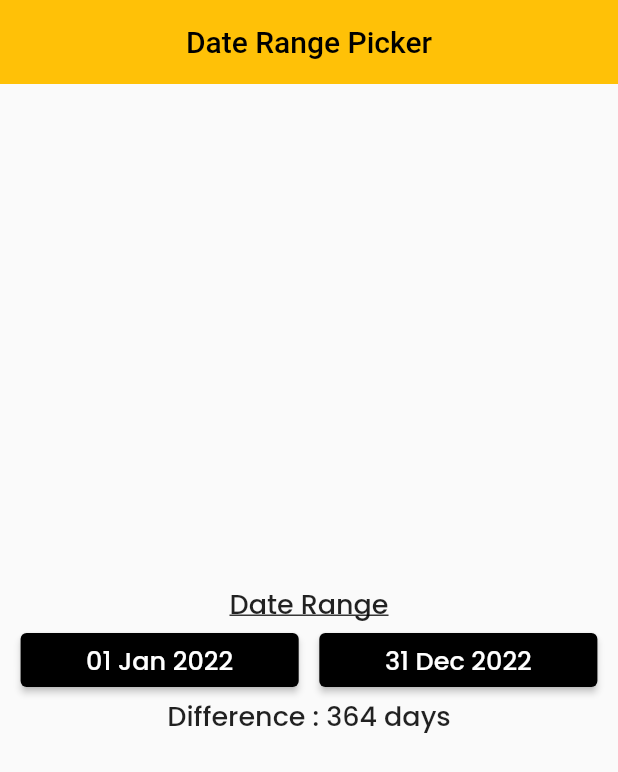
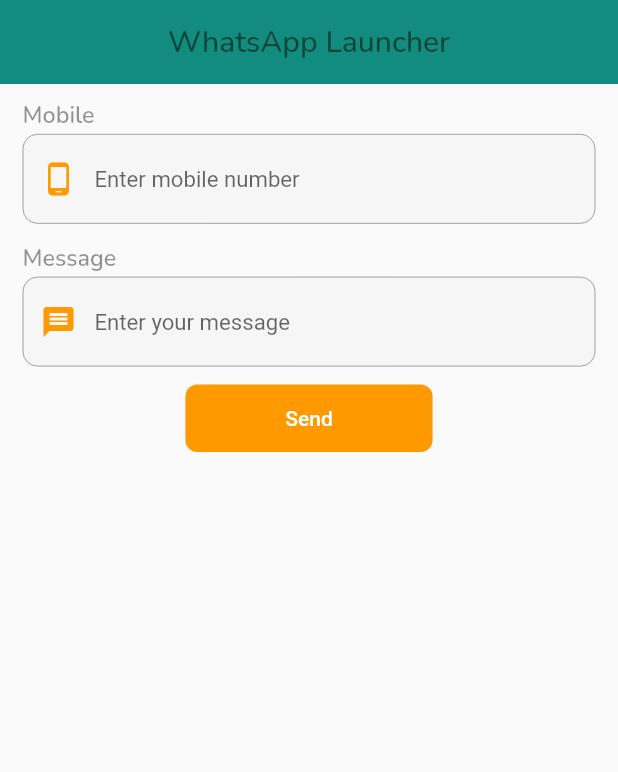
Before and after one commit to sahil078078/flutter_awesome_design, a Flutter app: the screen it shows after launch, on a phone screen of 412 x 824 dp. Shown: the top 772 px of the screen. Run offline on Flutter 3.47's test engine with Material 2 defaults, Android fonts, the phone set to English and light mode, and no system bars; our stand-ins replace carousel_slider, dio, easy_localization, file_picker, flutter_colorpicker, flutter_inset_box_shadow and 8 more; missing offline and left inert: easy_actions, whatsapp_unilink; Roboto replaces fonts that are missing (Poly).

Commit message:
making whatsApp launcher

```diff
--- /dev/null
+++ b/lib/June24_2022/WhatappLauncher/whatsapp_launcher_body.dart
@@ -0,0 +1,142 @@
+import 'dart:developer';
+import 'dart:io';
+
+import 'package:flutter/material.dart';
+import 'package:flutter/services.dart';
+import 'package:flutter_awesome_design/commonWidget/custom_button.dart';
+import 'package:flutter_awesome_design/commonWidget/custom_textform_field.dart';
+import 'package:flutter_awesome_design/constants/color_constants.dart';
+import 'package:fluttertoast/fluttertoast.dart';
+import 'package:url_launcher/url_launcher.dart';
+import 'package:whatsapp_unilink/whatsapp_unilink.dart';
+
+class WhataAppLauncherBody extends StatefulWidget {
+  const WhataAppLauncherBody({Key? key}) : super(key: key);
+
+  @override
+  State<WhataAppLauncherBody> createState() => _WhataAppLauncherBodyState();
+}
+
+class _WhataAppLauncherBodyState extends State<WhataAppLauncherBody> {
+  final _fromKey = GlobalKey<FormState>();
+  final TextEditingController _phoneController = TextEditingController();
+
+  final TextEditingController _smsController = TextEditingController();
+
+  @override
+  void dispose() {
+    _phoneController.dispose();
+    _smsController.dispose();
+    super.dispose();
+  }
+
+  @override
+  Widget build(BuildContext context) {
+    return Padding(
+      padding: const EdgeInsets.only(
+        left: 15,
+        right: 15,
+        top: 10,
+      ),
+      child: Form(
+        key: _fromKey,
+        child: Column(
+          children: [
+            CustomTextField(
+              controller: _phoneController,
+              lableText: 'Mobile',
+              hindText: 'Enter mobile number',
+              maxLength: 10,
+              prefixIcon: const Icon(
+                Icons.phone_android,
+                color: GlobalVariable.orangeColor,
+              ),
+              inputFormatters: [
+                FilteringTextInputFormatter.allow(
+                  RegExp(r'[0-9]'),
+                ),
+              ],
+              keyboardType: TextInputType.number,
+              validator: (mobileNumber) {
+                Pattern pattern = r'(^(?:[+0]9)?[0-9]{10,}$)';
+                RegExp regExp = RegExp(pattern.toString());
+                if (mobileNumber == null || mobileNumber.isEmpty) {
+                  return 'Please enter mobile number';
+                } else if (mobileNumber.length != 10) {
+                  return 'Please enter 10 digit ';
+                } else if (!regExp.hasMatch(mobileNumber)) {
+                  return 'Please enter valid number';
+                } else {
+                  return null;
+                }
+              },
+            ),
+            CustomTextField(
+              controller: _smsController,
+              lableText: 'Message',
+              hindText: 'Enter your message',
+              prefixIcon: const Icon(
+                Icons.message,
+                color: GlobalVariable.orangeColor,
+              ),
+              keyboardType: TextInputType.text,
+            ),
+            CustomButtom(
+              width: MediaQuery.of(context).size.width * 0.4,
+              buttonText: 'Send',
+              onPressed: () {
+                if (_fromKey.currentState!.validate()) {
+                  whatsAppLauncher(
+                      mobileNumber: _phoneController.text,
+                      text: _smsController.text.isEmpty
+                          ? "Hello"
+                          : _smsController.text);
+                }
+              },
+            ),
+            const SizedBox(height: 30),
+          ],
+        ),
+      ),
+    );
+  }
+
+  whatsAppLauncher({required String mobileNumber, required String text}) async {
+    /*
+    var whatsappURlAndroid =
+        "whatsapp://send?phone=" "+91$mobileNumber" "&text=$text";
+
+    var whatappURLIos =
+        "https://wa.me/+91$mobileNumber?text=${Uri.parse(text)}";
+    // for ios only
+
+    if (Platform.isIOS) {
+      if (await canLaunchUrl(Uri.parse(whatappURLIos))) {
+        await launchUrl(
+          Uri.parse(whatappURLIos),
+        );
+      } else {
+        Fluttertoast.showToast(msg: '"whatsapp no installed"');
+      }
+    }
+    // for android and web
+    else {
+      if (await canLaunchUrl(Uri.parse(whatsappURlAndroid))) {
+        launchUrl(
+          Uri.parse(whatsappURlAndroid),
+          mode: LaunchMode.platformDefault,
+          webViewConfiguration: WebViewConfiguration(),
+        );
+      } else {
+        Fluttertoast.showToast(msg: '"whatsapp no installed"');
+        log("whatsapp no installed");
+      }
+    }
+*/
+    final link = WhatsAppUnilink(
+      text: text,
+      phoneNumber: "+91" + mobileNumber,
+    );
+    await launchUrl(Uri.parse(link.toString()));
+  }
+}
--- /dev/null
+++ b/lib/June24_2022/WhatappLauncher/whatsapp_launcher_homescreen.dart
@@ -0,0 +1,30 @@
+import 'package:flutter/material.dart';
+import 'package:flutter/services.dart';
+import 'package:flutter_awesome_design/June24_2022/WhatappLauncher/whatsapp_launcher_body.dart';
+import 'package:flutter_awesome_design/constants/color_constants.dart';
+import 'package:google_fonts/google_fonts.dart';
+
+class WhatsAppLauncerHomeScreen extends StatelessWidget {
+  const WhatsAppLauncerHomeScreen({Key? key}) : super(key: key);
+
+  @override
+  Widget build(BuildContext context) {
+    return Scaffold(
+      appBar: AppBar(
+        systemOverlayStyle: const SystemUiOverlayStyle(
+          statusBarColor: Colors.transparent,
+        ),
+        backgroundColor: GlobalVariable.whatsAppBarColor,
+        elevation: 0.0,
+        centerTitle: true,
+        title: Text(
+          'WhatsApp Launcher',
+          style: GoogleFonts.nunito(
+            color: Colors.black.withOpacity(0.52),
+          ),
+        ),
+      ),
+      body: const WhataAppLauncherBody(),
+    );
+  }
+}
--- a/lib/May25_2022/GetDataFromAPI_GoogleSheet/getdata_from_api_google_sheet_homescreen.dart
+++ b/lib/May25_2022/GetDataFromAPI_GoogleSheet/getdata_from_api_google_sheet_homescreen.dart
@@ -33,7 +33,7 @@
             onPressed: () {
               // postData();
             },
-            icon: Icon(Icons.settings),
+            icon: const Icon(Icons.settings),
           ),
         ],
       ),
--- /dev/null
+++ b/lib/commonWidget/custom_button.dart
@@ -0,0 +1,55 @@
+import 'package:flutter/material.dart';
+
+import '../constants/color_constants.dart';
+
+class CustomButtom extends StatelessWidget {
+  const CustomButtom({
+    Key? key,
+    required this.buttonText,
+    required this.onPressed,
+    this.elevation = 0,
+    this.width = double.infinity,
+    this.height = 45,
+    this.buttonColor = GlobalVariable.orangeColor,
+    this.textStyle,
+    this.shape,
+    this.padding,
+    this.margin,
+  }) : super(key: key);
+  final double elevation, width, height;
+  final Color buttonColor;
+  final TextStyle? textStyle;
+  final RoundedRectangleBorder? shape;
+  final EdgeInsets? padding;
+  final EdgeInsets? margin;
+  final String buttonText;
+  final VoidCallback onPressed;
+  @override
+  Widget build(BuildContext context) {
+    return Container(
+      width: width,
+      height: height,
+      margin: margin ?? EdgeInsets.zero,
+      child: ElevatedButton(
+        child: Text(
+          buttonText,
+          style: textStyle,
+        ),
+        style: ButtonStyle(
+          elevation: MaterialStateProperty.all<double>(elevation),
+          backgroundColor: MaterialStateProperty.all(buttonColor),
+          shape: MaterialStateProperty.all<RoundedRectangleBorder>(
+            shape ??
+                RoundedRectangleBorder(
+                  borderRadius: BorderRadius.circular(8),
+                ),
+          ),
+          padding: MaterialStateProperty.all<EdgeInsets>(
+            padding ?? EdgeInsets.zero,
+          ),
+        ),
+        onPressed: onPressed,
+      ),
+    );
+  }
+}
--- /dev/null
+++ b/lib/commonWidget/custom_textform_field.dart
@@ -0,0 +1,129 @@
+import 'package:flutter/material.dart';
+import 'package:flutter/services.dart';
+import 'package:google_fonts/google_fonts.dart';
+
+import '../constants/color_constants.dart';
+
+class CustomTextField extends StatelessWidget {
+  final TextEditingController controller;
+  final String? hindText;
+  final String? lableText;
+  final Widget? prefixIcon;
+  final bool? obscureText;
+  final Widget? suffixIcon;
+  final FormFieldValidator<String>? validator; // <String> is strickly bind
+  final int? maxLength;
+  final TextInputType? keyboardType;
+  final List<TextInputFormatter>? inputFormatters;
+  const CustomTextField(
+      {Key? key,
+      this.hindText,
+      this.lableText,
+      this.prefixIcon,
+      this.suffixIcon,
+      this.maxLength,
+      this.obscureText = false,
+      this.keyboardType,
+      this.inputFormatters,
+      required this.controller,
+      this.validator})
+      : super(key: key);
+
+  @override
+  Widget build(BuildContext context) {
+    return Padding(
+      padding: const EdgeInsets.only(bottom: 12),
+      child: Column(
+        crossAxisAlignment: CrossAxisAlignment.start,
+        children: [
+          if (lableText != null)
+            Text(
+              '$lableText',
+              style: GoogleFonts.nunito(
+                color: Colors.black.withOpacity(0.42),
+                fontWeight: FontWeight.w600,
+                fontSize: 15.5,
+              ),
+            ),
+          if (lableText != null) const SizedBox(height: 2.2),
+          TextFormField(
+            validator: validator,
+            // this style is for input text
+            style: GoogleFonts.nunito(
+              fontSize: 15,
+              fontWeight: FontWeight.w400,
+              color: Colors.black.withOpacity(0.72),
+            ),
+            inputFormatters: inputFormatters,
+            keyboardType: keyboardType,
+            maxLength: maxLength,
+            autofocus: false,
+            controller: controller,
+            obscureText: obscureText!,
+            scrollPhysics: const BouncingScrollPhysics(),
+            decoration: InputDecoration(
+              counterText: '',
+              // counterText will hide remain number od word by default
+
+              // floatingLabelBehavior: FloatingLabelBehavior.always,
+              // above line is used for permanent showing lable
+              floatingLabelBehavior:
+                  FloatingLabelBehavior.never, // lable will never show
+
+              hintText: hindText,
+              // labelText: lableText,
+              prefixIcon: prefixIcon,
+              prefixIconColor: GlobalVariable.greyBackgroundColor,
+              suffixIcon: suffixIcon,
+              suffixIconColor: Colors.black,
+              filled: true,
+              fillColor: Colors.black.withOpacity(0.015),
+              hintStyle: GoogleFonts.poly(
+                fontSize: 14.8,
+              ),
+              border: OutlineInputBorder(
+                borderRadius: BorderRadius.circular(10),
+                borderSide: BorderSide(
+                  color: Colors.black.withOpacity(0.2),
+                  width: 0.5,
+                ),
+              ),
+              focusedBorder: OutlineInputBorder(
+                borderRadius: BorderRadius.circular(10),
+                borderSide: BorderSide(
+                  color: GlobalVariable.orangeColor.withOpacity(0.9),
+                  width: 0.85,
+                ),
+              ),
+              enabledBorder: OutlineInputBorder(
+                borderRadius: BorderRadius.circular(10),
+                borderSide: BorderSide(
+                  color: Colors.grey[500]!,
+                  width: 0.65,
+                ),
+              ),
+
+              // error border will show when error will arive
+              errorBorder: OutlineInputBorder(
+                borderRadius: BorderRadius.circular(10),
+                borderSide: BorderSide(
+                  color: Colors.red.shade500,
+                  width: 0.5,
+                ),
+              ),
+
+              // focusedErrorBorder will show when we tap on error box/field box have an error
+              focusedErrorBorder: OutlineInputBorder(
+                borderRadius: BorderRadius.circular(10),
+                borderSide: BorderSide(
+                  color: Colors.red.shade500,
+                  width: 0.75,
+                ),
+              ),
+            ),
+          ),
+        ],
+      ),
+    );
+  }
+}
--- /dev/null
+++ b/lib/constants/color_constants.dart
@@ -0,0 +1,20 @@
+import 'package:flutter/material.dart';
+
+class GlobalVariable {
+  // colors
+  static const appBarGradient = LinearGradient(
+    colors: [
+      Color.fromARGB(255, 29, 201, 192),
+      Color.fromARGB(255, 125, 221, 216),
+    ],
+    stops: [0.5, 1.0],
+  );
+
+  // colors constants
+  static const orangeColor = Color.fromRGBO(255, 153, 0, 1);
+  static const backgroundColor = Colors.white;
+  static const greyBackgroundColor = Color(0xffebecee);
+  static var selectedNavBarColor = Colors.cyan[800];
+  static const unselectedNavBarColor = Colors.black87;
+  static const whatsAppBarColor = Color.fromRGBO(18, 140, 126, 1);
+}
--- a/lib/main.dart
+++ b/lib/main.dart
@@ -1,6 +1,6 @@
 import 'package:flutter/material.dart';
 import 'package:provider/provider.dart';
-import 'June13_2022/DateRangePicker/date_range_picker_homescreen.dart';
+import 'June24_2022/WhatappLauncher/whatsapp_launcher_homescreen.dart';
 import 'June3_2022/Simple_Api_calling_and_provider/provider_getdata.dart';
 
 void main() {
@@ -26,7 +26,7 @@
   Widget build(BuildContext context) {
     return const MaterialApp(
       debugShowCheckedModeBanner: false,
-      home: DateRangePicker(),
+      home: WhatsAppLauncerHomeScreen(),
     );
   }
 }
```
Also changed, not shown: pubspec.yaml (+7 -0 lines), pubspec.lock.
